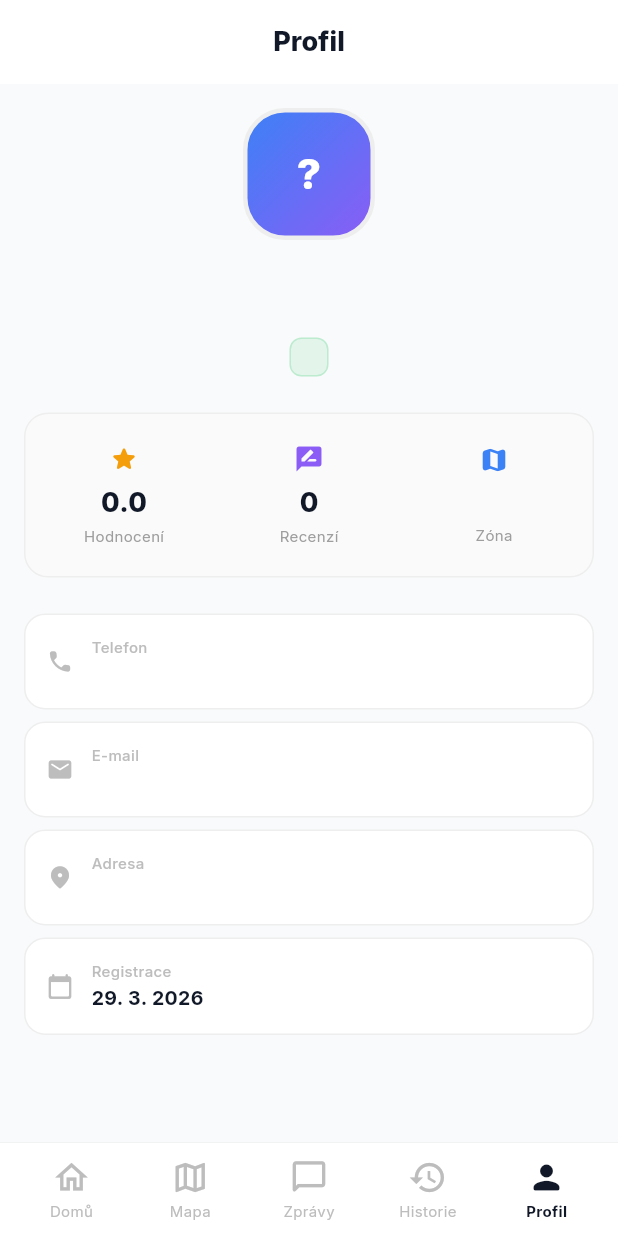
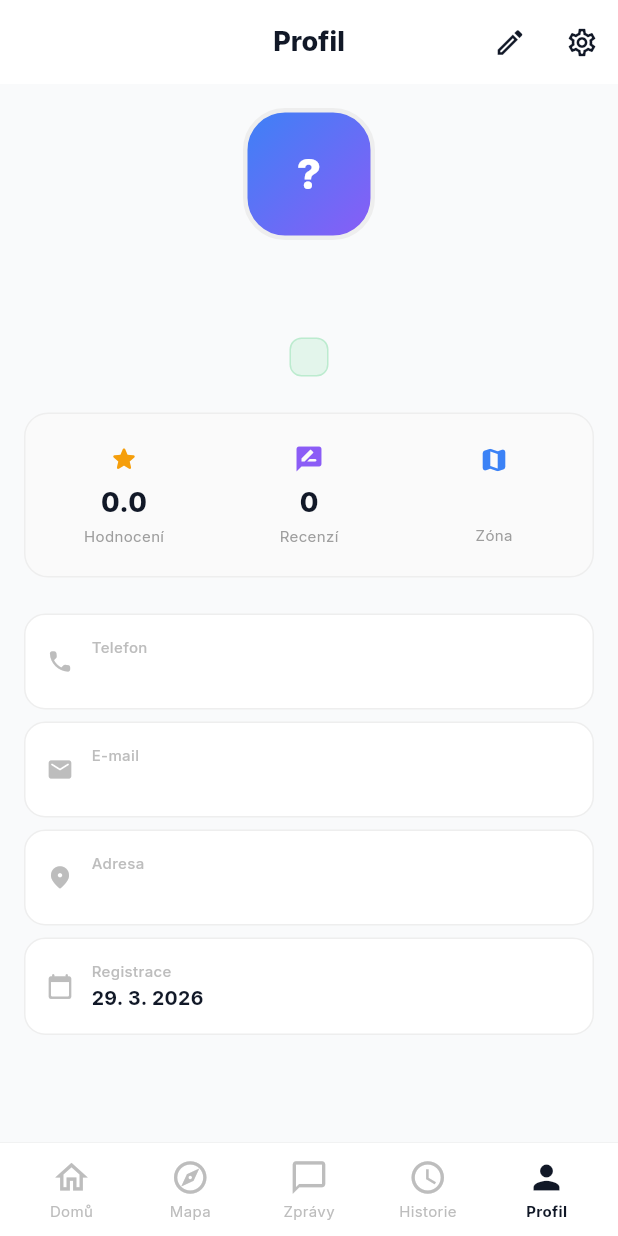
Before and after one commit to unikatynactyrechkolech-code/soshned-partner, a Flutter app: the ProfileScreen screen opened by its route, on a phone screen of 412 x 824 dp. Run offline on Flutter 3.47's test engine with Material 3 defaults, Android fonts, the phone set to English and light mode, and no system bars; our stand-ins replace flutter_map, flutter_riverpod, go_router, google_fonts, latlong2, shared_preferences and 1 more; accounts and stored records are empty; network calls fail.

Commit message:
fix: bottom nav ikony, nastavení v profilu, style picker emoji, smooth scroll, chat tlačítko

```diff
--- a/lib/app.dart
+++ b/lib/app.dart
@@ -1,9 +1,28 @@
+import 'package:flutter/gestures.dart';
 import 'package:flutter/material.dart';
 import 'package:flutter_riverpod/flutter_riverpod.dart';
 
 import 'theme/app_theme.dart';
 import 'router/app_router.dart';
 import 'providers/theme_provider.dart';
+
+/// Smooth scroll behavior — lepší výkon při scrollu (drag + mouse + trackpad)
+class _SmoothScrollBehavior extends MaterialScrollBehavior {
+  @override
+  Set<PointerDeviceKind> get dragDevices => {
+    PointerDeviceKind.touch,
+    PointerDeviceKind.mouse,
+    PointerDeviceKind.trackpad,
+    PointerDeviceKind.stylus,
+  };
+
+  @override
+  ScrollPhysics getScrollPhysics(BuildContext context) {
+    return const BouncingScrollPhysics(
+      decelerationRate: ScrollDecelerationRate.fast,
+    );
+  }
+}
 
 class SosPartnerApp extends ConsumerWidget {
   const SosPartnerApp({super.key});
@@ -20,6 +39,7 @@ class SosPartnerApp extends ConsumerWidget {
       darkTheme: AppTheme.dark,
       themeMode: isDark ? ThemeMode.dark : ThemeMode.light,
       routerConfig: router,
+      scrollBehavior: _SmoothScrollBehavior(),
     );
   }
 }
--- a/lib/router/app_router.dart
+++ b/lib/router/app_router.dart
@@ -160,11 +160,11 @@ class MainShell extends StatelessWidget {
 
   // (path, outlinedIcon, filledIcon, label)
   static const _tabs = [
-    ('/', Icons.home_outlined, Icons.home_rounded, 'Domů'),
-    ('/map', Icons.map_outlined, Icons.map_rounded, 'Mapa'),
-    ('/messages', Icons.chat_bubble_outline_rounded, Icons.chat_bubble_rounded, 'Zprávy'),
-    ('/history', Icons.history_outlined, Icons.history_rounded, 'Historie'),
-    ('/profile', Icons.person_outline_rounded, Icons.person_rounded, 'Profil'),
+    ('/', Icons.home_outlined, Icons.home, 'Domů'),
+    ('/map', Icons.explore_outlined, Icons.explore, 'Mapa'),
+    ('/messages', Icons.chat_bubble_outline, Icons.chat_bubble, 'Zprávy'),
+    ('/history', Icons.schedule_outlined, Icons.schedule, 'Historie'),
+    ('/profile', Icons.person_outline, Icons.person, 'Profil'),
   ];
 
   @override
--- a/lib/screens/profile_screen.dart
+++ b/lib/screens/profile_screen.dart
@@ -1,5 +1,6 @@
 import 'package:flutter/material.dart';
 import 'package:flutter_riverpod/flutter_riverpod.dart';
+import 'package:go_router/go_router.dart';
 
 import '../providers/auth_provider.dart';
 
@@ -16,6 +17,18 @@ class ProfileScreen extends ConsumerWidget {
     return Scaffold(
       appBar: AppBar(
         title: const Text('Profil'),
+        actions: [
+          IconButton(
+            icon: const Icon(Icons.edit_outlined, size: 22),
+            onPressed: () => context.push('/edit-profile'),
+            tooltip: 'Upravit profil',
+          ),
+          IconButton(
+            icon: const Icon(Icons.settings_outlined, size: 22),
+            onPressed: () => context.push('/settings'),
+            tooltip: 'Nastavení',
+          ),
+        ],
       ),
       body: partnerAsync.when(
         loading: () => const Center(child: CircularProgressIndicator()),
```
Also changed, not shown: lib/screens/map_screen.dart (+9 -10 lines).
